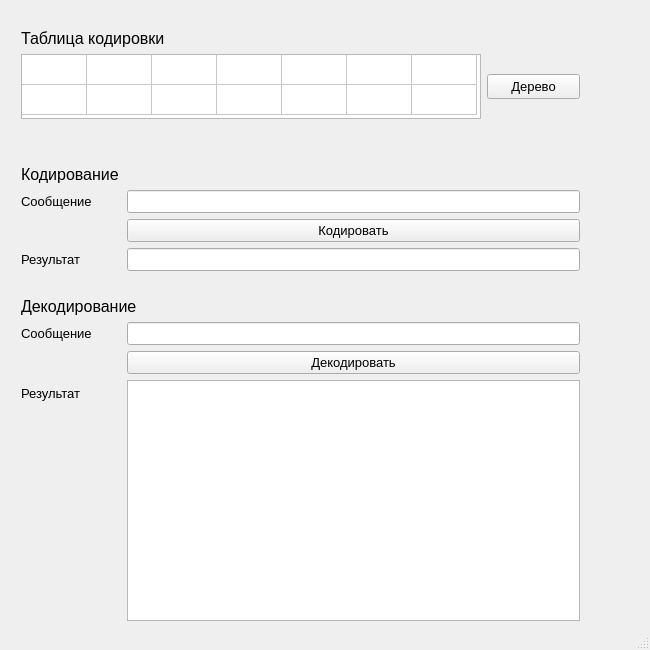
The window that cod_decod.ui (Art-Nata/cod_decod) describes before a commit, drawn with Qt 5.
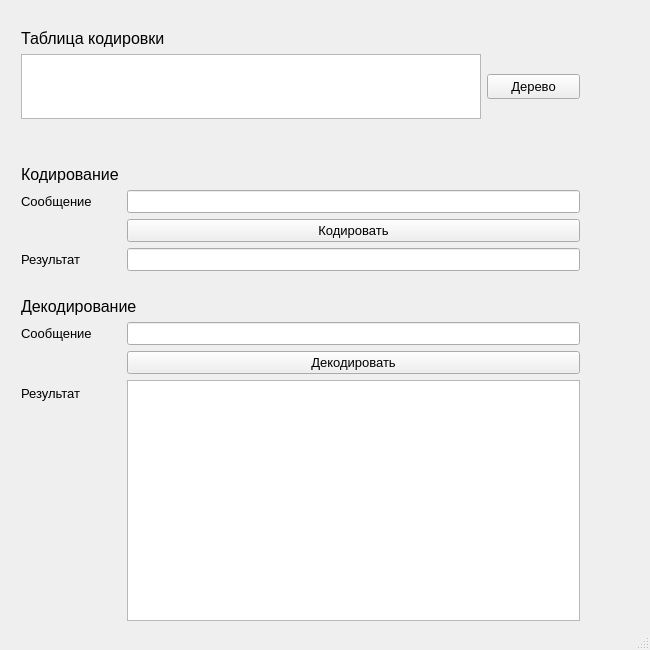
The same window after the commit.

Commit message: работаю с table_code, не получается выводить на экран сделала таблицу кода списком

Patch:
```diff
--- a/cod_decod.ui
+++ b/cod_decod.ui
@@ -145,11 +145,8 @@
           <property name="autoScroll">
            <bool>true</bool>
           </property>
-          <property name="rowCount">
-           <number>2</number>
-          </property>
           <property name="columnCount">
-           <number>7</number>
+           <number>0</number>
           </property>
           <attribute name="horizontalHeaderVisible">
            <bool>false</bool>
@@ -172,15 +169,6 @@
           <attribute name="verticalHeaderMinimumSectionSize">
            <number>20</number>
           </attribute>
-          <row/>
-          <row/>
-          <column/>
-          <column/>
-          <column/>
-          <column/>
-          <column/>
-          <column/>
-          <column/>
          </widget>
         </item>
         <item>
```
Left out of the diff: 5 changed lines with no effect on the pictures. The commit also changes 1 other file.
